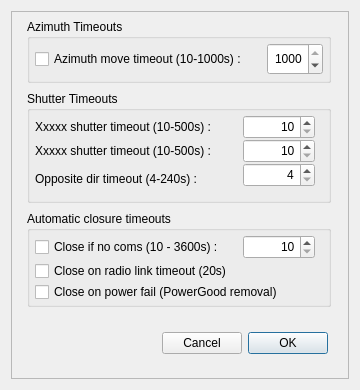
Qt form dometimeouts.ui (rpineau/DomePro) before a commit.
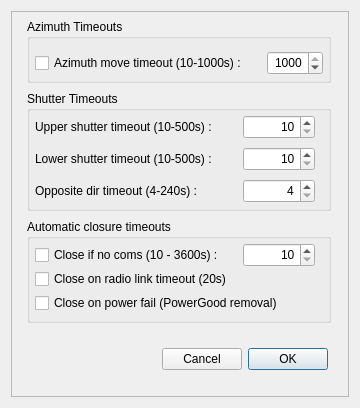
The same form after that commit. Custom widgets are drawn as their Qt base class.

What changed in the file:
```diff
--- a/dometimeouts.ui
+++ b/dometimeouts.ui
@@ -7,19 +7,19 @@
     <x>0</x>
     <y>0</y>
     <width>360</width>
-    <height>390</height>
+    <height>408</height>
    </rect>
   </property>
   <property name="minimumSize">
    <size>
     <width>360</width>
-    <height>390</height>
+    <height>408</height>
    </size>
   </property>
   <property name="maximumSize">
    <size>
     <width>360</width>
-    <height>390</height>
+    <height>408</height>
    </size>
   </property>
   <property name="windowTitle">
@@ -53,7 +53,7 @@
       <property name="geometry">
        <rect>
         <x>104</x>
-        <y>312</y>
+        <y>328</y>
         <width>213</width>
         <height>40</height>
        </rect>
@@ -101,9 +101,9 @@
       <property name="geometry">
        <rect>
         <x>16</x>
-        <y>200</y>
+        <y>208</y>
         <width>304</width>
-        <height>96</height>
+        <height>104</height>
        </rect>
       </property>
       <property name="title">
@@ -160,7 +160,7 @@
          <x>8</x>
          <y>72</y>
          <width>280</width>
-         <height>18</height>
+         <height>24</height>
         </rect>
        </property>
        <property name="text">
@@ -174,7 +174,7 @@
         <x>16</x>
         <y>80</y>
         <width>304</width>
-        <height>112</height>
+        <height>120</height>
        </rect>
       </property>
       <property name="title">
@@ -190,29 +190,29 @@
         </rect>
        </property>
        <property name="text">
-        <string>Xxxxx shutter timeout (10-500s) :</string>
+        <string>Upper shutter timeout (10-500s) :</string>
        </property>
       </widget>
       <widget class="QLabel" name="label_10">
        <property name="geometry">
         <rect>
          <x>8</x>
-         <y>48</y>
+         <y>56</y>
          <width>208</width>
          <height>24</height>
         </rect>
        </property>
        <property name="text">
-        <string>Xxxxx shutter timeout (10-500s) :</string>
+        <string>Lower shutter timeout (10-500s) :</string>
        </property>
       </widget>
       <widget class="QLabel" name="label_11">
        <property name="geometry">
         <rect>
          <x>8</x>
-         <y>80</y>
+         <y>88</y>
          <width>208</width>
-         <height>16</height>
+         <height>24</height>
         </rect>
        </property>
        <property name="text">
@@ -242,7 +242,7 @@
        <property name="geometry">
         <rect>
          <x>216</x>
-         <y>48</y>
+         <y>56</y>
          <width>72</width>
          <height>24</height>
         </rect>
@@ -261,7 +261,7 @@
        <property name="geometry">
         <rect>
          <x>216</x>
-         <y>72</y>
+         <y>88</y>
          <width>72</width>
          <height>24</height>
         </rect>
@@ -298,7 +298,7 @@
          <x>8</x>
          <y>32</y>
          <width>232</width>
-         <height>16</height>
+         <height>24</height>
         </rect>
        </property>
        <property name="text">
@@ -309,9 +309,9 @@
        <property name="geometry">
         <rect>
          <x>240</x>
-         <y>24</y>
+         <y>32</y>
          <width>56</width>
-         <height>32</height>
+         <height>24</height>
         </rect>
        </property>
        <property name="alignment">
```
